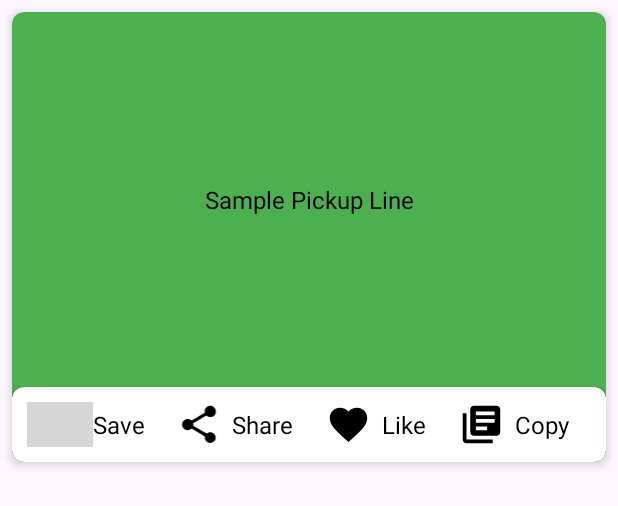
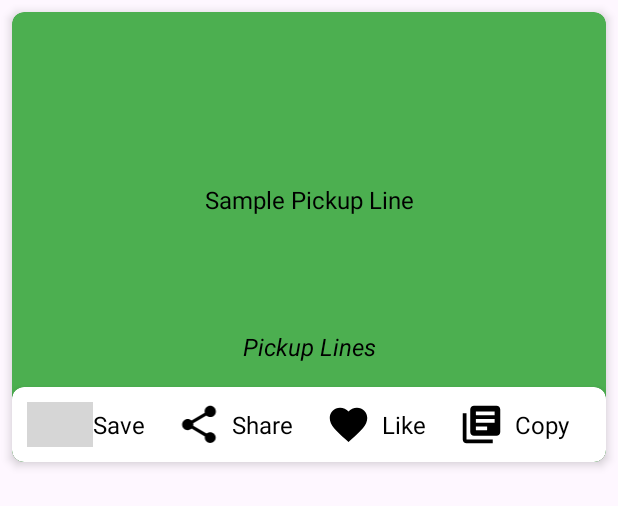
Before and after one commit to GmdDev074/Pickup-Lines, an Android app: the layout item_pickup_line.xml on its own in the app's theme, with its tools: preview values and no code run, on a phone screen of 412 x 824 dp. Shown: the top 506 px of the screen. Run offline under Robolectric (Android 15) with nearby library versions, the phone set to English and light mode, and no system bars; grey boxes are pictures that could not be loaded.

```diff
--- a/app/src/main/res/layout/item_pickup_line.xml
+++ b/app/src/main/res/layout/item_pickup_line.xml
@@ -24,7 +24,21 @@
             app:layout_constraintBottom_toTopOf="@+id/cardView"
             app:layout_constraintEnd_toEndOf="parent"
             app:layout_constraintStart_toStartOf="parent"
-            app:layout_constraintTop_toTopOf="parent" />
+            app:layout_constraintTop_toTopOf="parent"
+            tools:ignore="HardcodedText" />
+
+        <TextView
+            android:layout_width="match_parent"
+            android:layout_height="wrap_content"
+            android:gravity="center_horizontal"
+            android:padding="16dp"
+            android:textStyle="italic"
+            android:text="@string/app_name"
+            android:textColor="@color/black"
+            android:textSize="16sp"
+            app:layout_constraintBottom_toTopOf="@+id/cardView"
+            app:layout_constraintEnd_toEndOf="parent"
+            app:layout_constraintStart_toStartOf="parent" />
 
         <androidx.cardview.widget.CardView
             android:id="@+id/cardView"
```
